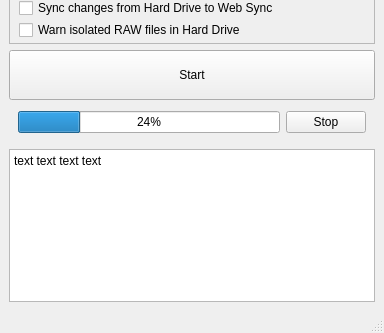
The window that photospy.ui (robomojo/photospy) describes before a commit, drawn with Qt 5; both pictures show x 0 to 384 and y 265 to 598 of the 384 by 598 pixel window.
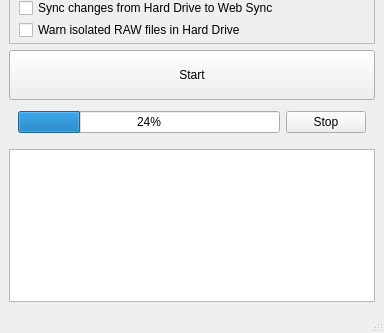
The same window after the commit.

What changed in the file:
```diff
--- a/photospy.ui
+++ b/photospy.ui
@@ -306,8 +306,7 @@
        <bool>true</bool>
       </property>
       <property name="plainText">
-       <string>text text text text
-</string>
+       <string/>
       </property>
      </widget>
     </item>
```
Left out of the diff: 2 changed lines with no effect on the pictures.
